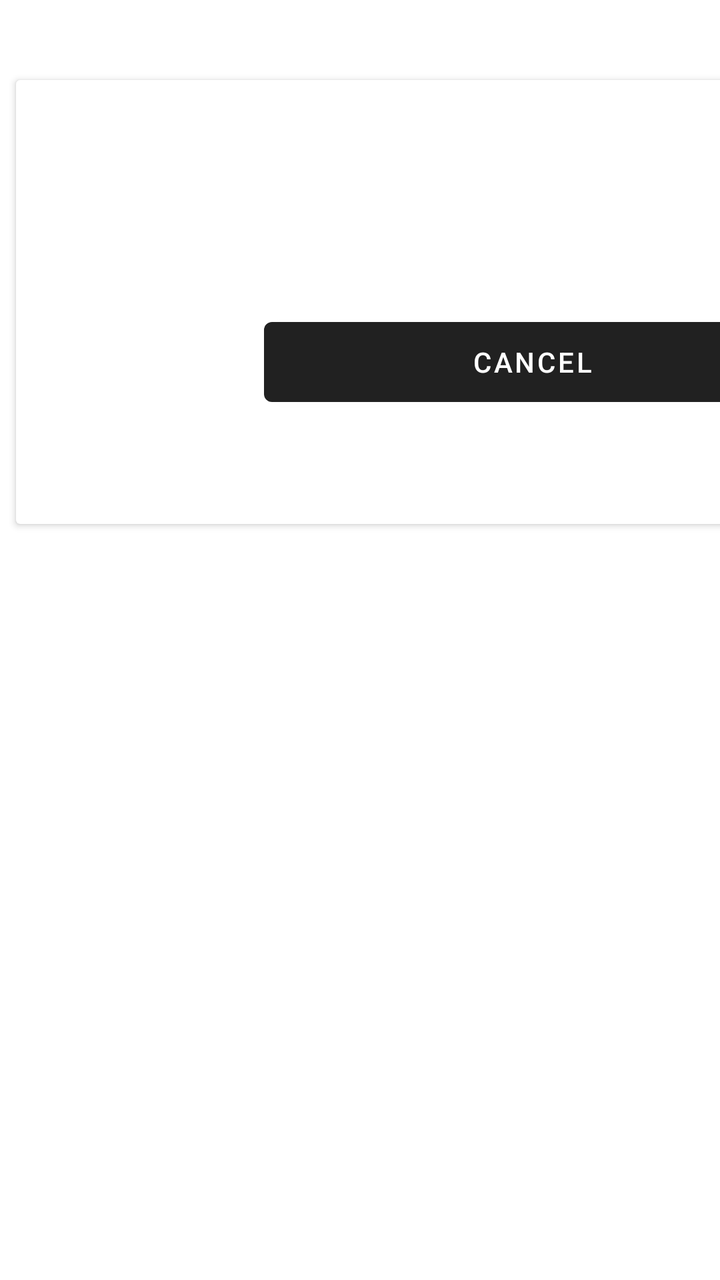
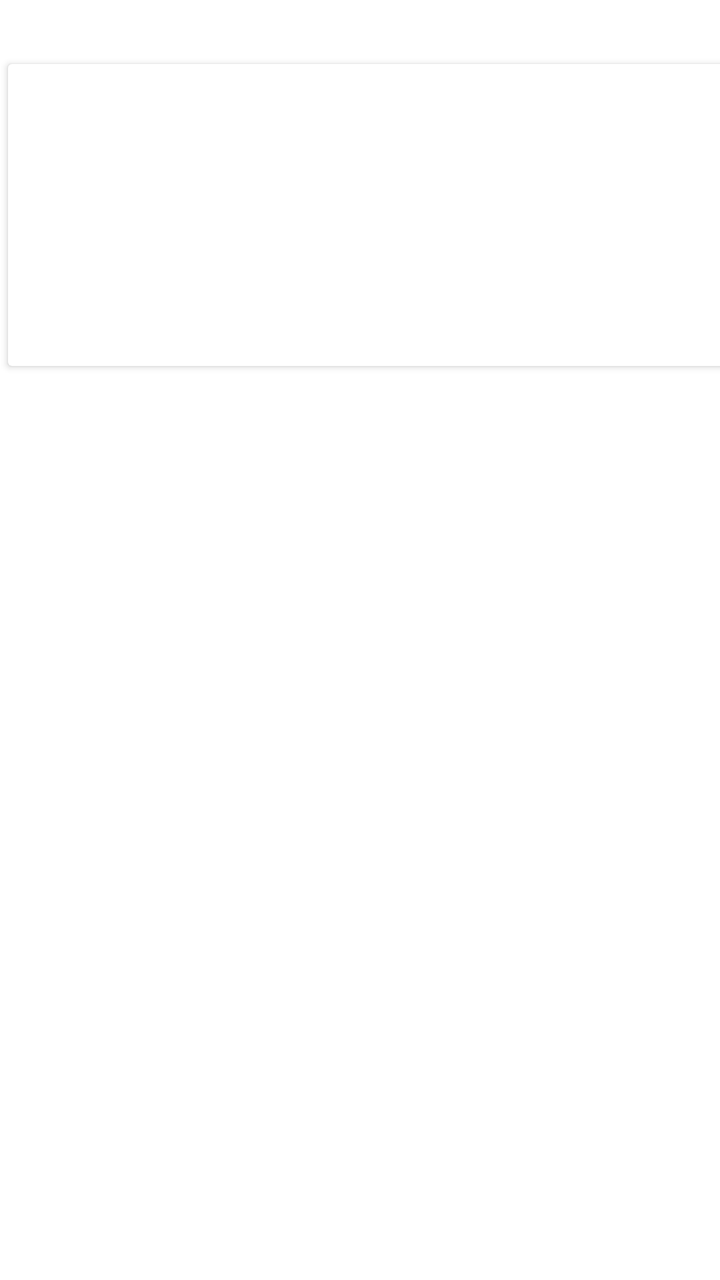

Compare the two renders of this Android layout. The source of the first and the diff that turns it into the second are given below.
<!-- AndroidManifest.xml: application theme Theme.Project5 -->
<!-- res/layout/view4_card.xml -->
<?xml version="1.0" encoding="utf-8"?>
<androidx.constraintlayout.widget.ConstraintLayout xmlns:android="http://schemas.android.com/apk/res/android"
    xmlns:app="http://schemas.android.com/apk/res-auto"
    xmlns:tools="http://schemas.android.com/tools"
    android:id="@+id/row_layout4"
    android:layout_width="match_parent"
    android:layout_height="300dp">

    <androidx.cardview.widget.CardView
        android:layout_width="392dp"
        android:layout_height="222dp"
        android:layout_marginStart="8dp"
        android:layout_marginTop="40dp"
        app:layout_constraintStart_toStartOf="parent"
        app:layout_constraintTop_toTopOf="parent">

        <LinearLayout
            android:layout_width="match_parent"
            android:layout_height="wrap_content"
            android:orientation="vertical"
            android:textAlignment="viewEnd">

            <LinearLayout
                android:layout_width="match_parent"
                android:layout_height="115dp"
                android:gravity="center_vertical"
                android:orientation="horizontal"
                android:textAlignment="center">

                <LinearLayout
                    android:id="@+id/pizzaContainer4"
                    android:layout_width="match_parent"
                    android:layout_height="105dp"
                    android:orientation="vertical"
                    android:weightSum="20" />

            </LinearLayout>

            <LinearLayout
                android:layout_width="match_parent"
                android:layout_height="62dp"
                android:baselineAligned="false"
                android:gravity="end"
                android:orientation="horizontal"
                android:textAlignment="inherit">

                <TextView
                    android:layout_width="122dp"
                    android:layout_height="51dp"
                    android:gravity="center"
                    android:layoutDirection="inherit"
                    android:textAlignment="center" />

                <Button
                    android:id="@+id/cancelOrder4"
                    android:layout_width="268dp"
                    android:layout_height="52dp"
                    android:text="@string/cancel" />
            </LinearLayout>

        </LinearLayout>
    </androidx.cardview.widget.CardView>

</androidx.constraintlayout.widget.ConstraintLayout>
<!-- resources referenced by this layout -->
<resources>
  <string name="cancel">Cancel</string>
  <style name="Theme.Project5" parent="Base.Theme.Project5" />
  <style name="Base.Theme.Project5" parent="Theme.MaterialComponents.DayNight.DarkActionBar">
          
          
      </style>
</resources>

<!-- the commit's change to res/layout/view4_card.xml (unified diff, before → after) -->
@@ -3,14 +3,14 @@
     xmlns:app="http://schemas.android.com/apk/res-auto"
     xmlns:tools="http://schemas.android.com/tools"
     android:id="@+id/row_layout4"
-    android:layout_width="match_parent"
-    android:layout_height="300dp">
+    android:layout_width="wrap_content"
+    android:layout_height="wrap_content">
 
     <androidx.cardview.widget.CardView
-        android:layout_width="392dp"
-        android:layout_height="222dp"
-        android:layout_marginStart="8dp"
-        android:layout_marginTop="40dp"
+        android:layout_width="366dp"
+        android:layout_height="151dp"
+        android:layout_marginStart="4dp"
+        android:layout_marginTop="32dp"
         app:layout_constraintStart_toStartOf="parent"
         app:layout_constraintTop_toTopOf="parent">
 
@@ -22,40 +22,54 @@
 
             <LinearLayout
                 android:layout_width="match_parent"
-                android:layout_height="115dp"
+                android:layout_height="wrap_content"
                 android:gravity="center_vertical"
-                android:orientation="horizontal"
-                android:textAlignment="center">
+                android:orientation="horizontal">
 
                 <LinearLayout
-                    android:id="@+id/pizzaContainer4"
-                    android:layout_width="match_parent"
-                    android:layout_height="105dp"
+                    android:layout_width="195dp"
+                    android:layout_height="115dp"
                     android:orientation="vertical"
-                    android:weightSum="20" />
+                    android:weightSum="20">
+
+                    <TextView
+                        android:id="@+id/size_type4"
+                        android:layout_width="wrap_content"
+                        android:layout_height="wrap_content" />
+
+                    <TextView
+                        android:id="@+id/pizza_style4"
+                        android:layout_width="wrap_content"
+                        android:layout_height="wrap_content" />
+
+                    <TextView
+                        android:id="@+id/pizza_crust4"
+                        android:layout_width="wrap_content"
+                        android:layout_height="wrap_content" />
+
+                    <TextView
+                        android:id="@+id/pizza_toppings4"
+                        android:layout_width="match_parent"
+                        android:layout_height="match_parent"
+                        android:textAlignment="viewStart" />
+                </LinearLayout>
 
             </LinearLayout>
 
             <LinearLayout
                 android:layout_width="match_parent"
-                android:layout_height="62dp"
+                android:layout_height="wrap_content"
                 android:baselineAligned="false"
                 android:gravity="end"
                 android:orientation="horizontal"
                 android:textAlignment="inherit">
 
                 <TextView
-                    android:layout_width="122dp"
-                    android:layout_height="51dp"
-                    android:gravity="center"
+                    android:id="@+id/total4"
+                    android:layout_width="158dp"
+                    android:layout_height="match_parent"
                     android:layoutDirection="inherit"
-                    android:textAlignment="center" />
-
-                <Button
-                    android:id="@+id/cancelOrder4"
-                    android:layout_width="268dp"
-                    android:layout_height="52dp"
-                    android:text="@string/cancel" />
+                    android:textAlignment="textStart" />
             </LinearLayout>
 
         </LinearLayout>
<!-- resource entries referenced after the edit -->
@@ -1,6 +1,5 @@
 <!-- resources referenced by this layout -->
 <resources>
-  <string name="cancel">Cancel</string>
   <style name="Theme.Project5" parent="Base.Theme.Project5" />
   <style name="Base.Theme.Project5" parent="Theme.MaterialComponents.DayNight.DarkActionBar">
           
